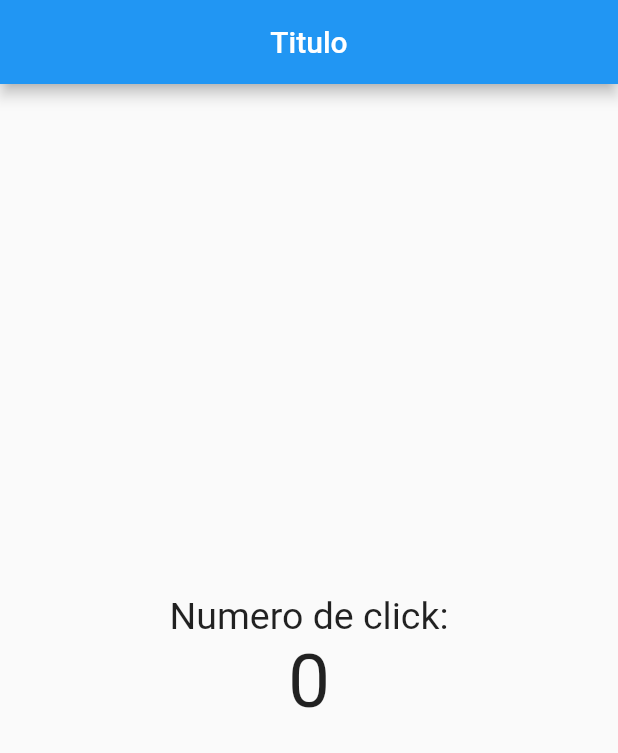
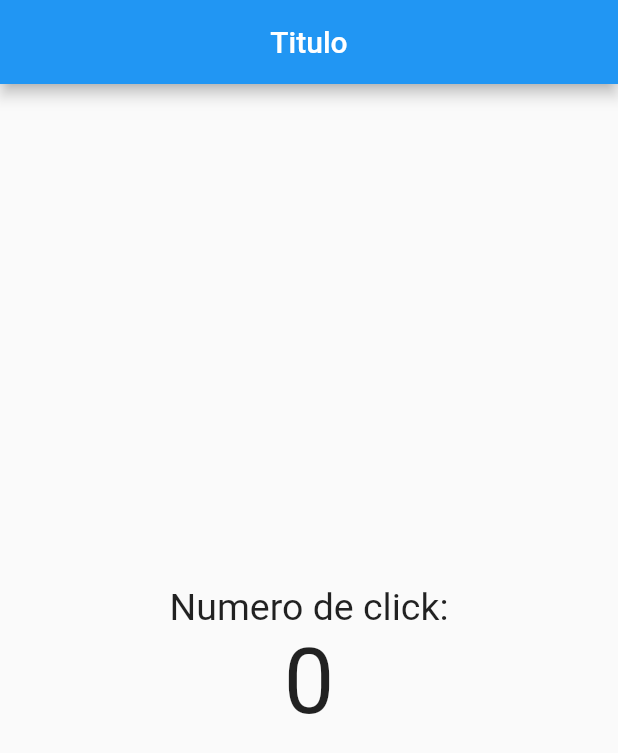
Before and after one commit to SantiBullaude/Curso-Flutter, a Flutter app: the screen it shows after launch, on a phone screen of 412 x 824 dp. Shown: the top 753 px of the screen. Run offline on Flutter 3.47's test engine with Material 2 defaults, Android fonts, the phone set to English and light mode, and no system bars.

Commit message:
cambio de tamaño

```diff
--- a/lib/src/pages/home_page.dart
+++ b/lib/src/pages/home_page.dart
@@ -13,7 +13,7 @@ import 'package:flutter/material.dart';
           mainAxisAlignment: MainAxisAlignment.center,
           children: <Widget>[
             Text('Numero de click:', style: TextStyle(fontSize: 25)),
-            Text('0', style: TextStyle(fontSize: 50)),
+            Text('0', style: TextStyle(fontSize: 60)),
           ],
         )
 
```
